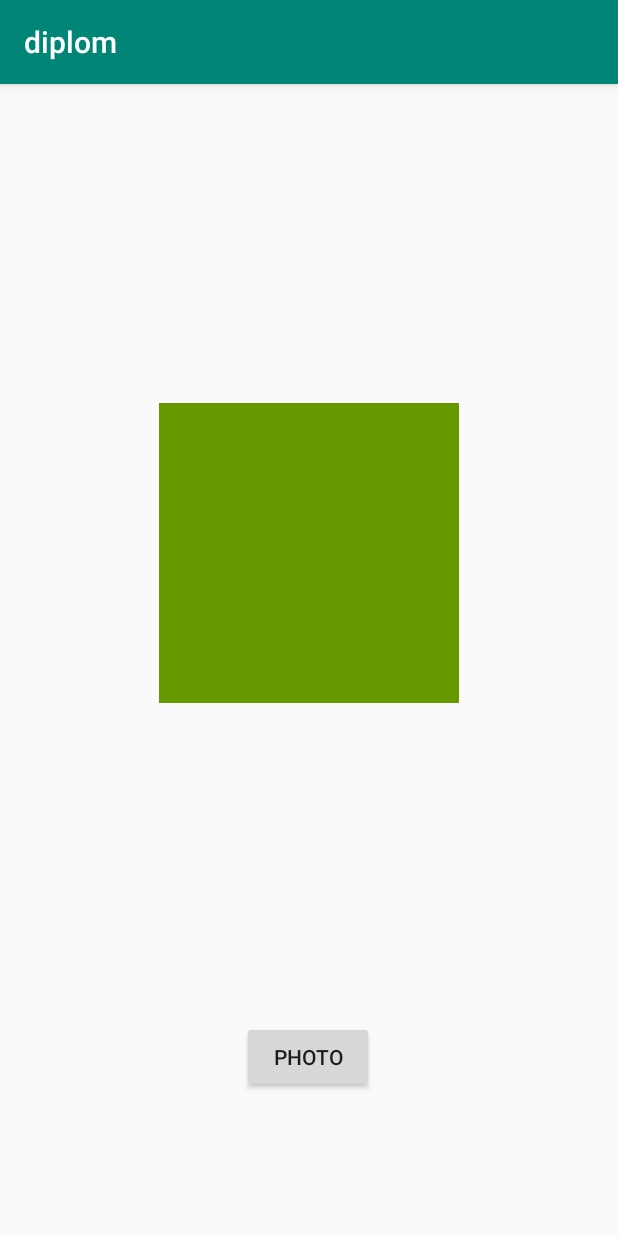
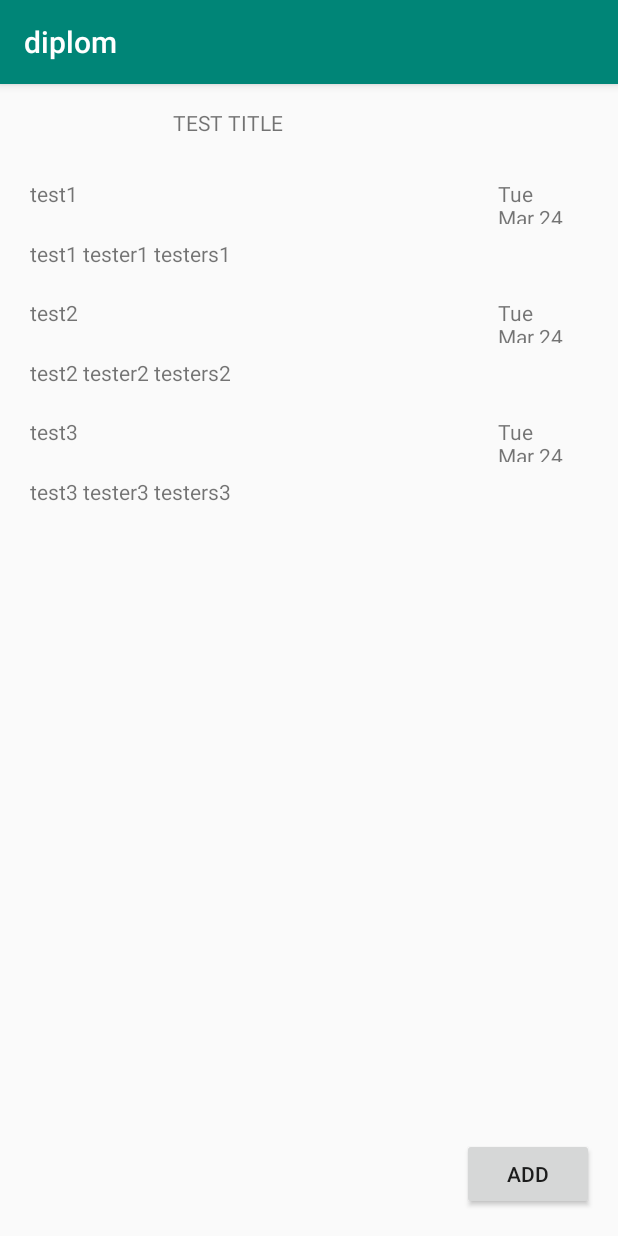
Before and after one commit to karateka-git/diplom, an Android app: the screen it shows after launch (PhotoActivity before the commit, MainActivity after it), on a phone screen of 412 x 824 dp. Run offline under Robolectric (Android 15) with nearby library versions, the phone set to English and light mode, and no system bars; our stand-ins replace Dagger/Hilt's generated code, data binding.

Commit message:
Another theme was selected, redone. Added MVP, Dagger, Recyclerview

```diff
--- a/app/build.gradle
+++ b/app/build.gradle
@@ -27,6 +27,9 @@ android {
             proguardFiles getDefaultProguardFile('proguard-android-optimize.txt'), 'proguard-rules.pro'
         }
     }
+    dataBinding {
+        enabled = true
+    }
 }
 
 dependencies {
@@ -38,6 +41,7 @@ dependencies {
     testImplementation 'junit:junit:4.12'
     androidTestImplementation 'androidx.test.ext:junit:1.1.0'
     androidTestImplementation 'androidx.test.espresso:espresso-core:3.1.1'
+    implementation 'androidx.recyclerview:recyclerview:1.0.0'
 
     // Dagger 2
     kapt "com.google.dagger:dagger-compiler:$dagger_version"
--- a/app/src/main/AndroidManifest.xml
+++ b/app/src/main/AndroidManifest.xml
@@ -34,7 +34,7 @@
 <!--                <category android:name="android.intent.category.LAUNCHER" />-->
 <!--            </intent-filter>-->
 <!--        </activity>-->
-        <activity android:name=".ui.photo.PhotoActivity" >
+        <activity android:name=".ui.main.MainActivity" >
             <intent-filter>
                 <action android:name="android.intent.action.MAIN" />
 
--- a/app/src/main/java/com/example/diplom/base/BasePresenter.kt
+++ b/app/src/main/java/com/example/diplom/base/BasePresenter.kt
@@ -1,4 +1,10 @@
 package com.example.diplom.base
+
+import com.example.diplom.injection.component.DaggerPresenterInjector
+import com.example.diplom.injection.component.PresenterInjector
+import com.example.diplom.injection.module.AdapterModule
+import com.example.diplom.injection.module.ContextModule
+import com.example.diplom.ui.main.MainPresenter
 
 /**
  * Base presenter any presenter of the application must extend. It provides initial injections and
@@ -8,6 +14,16 @@ package com.example.diplom.base
  * @constructor Injects the required dependencies
  */
 abstract class BasePresenter<out V : BaseView>(protected val view: V) {
+    /**
+     * The injector used to inject required dependencies
+     */
+    private val injector: PresenterInjector = DaggerPresenterInjector
+        .builder()
+        .baseView(view)
+        .contextModule(ContextModule)
+        .notesAdapterModule(AdapterModule)
+        .build()
+
     init {
         inject()
     }
@@ -26,6 +42,8 @@ abstract class BasePresenter<out V : BaseView>(protected val view: V) {
      * Injects the required dependencies
      */
     private fun inject() {
-        //TODO: Implement this method
+        when (this) {
+            is MainPresenter -> injector.inject(this)
+        }
     }
 }
--- /dev/null
+++ b/app/src/main/java/com/example/diplom/injection/component/PresenterInjection.kt
@@ -0,0 +1,34 @@
+package com.example.diplom.injection.component
+
+import com.example.diplom.base.BaseView
+import com.example.diplom.injection.module.AdapterModule
+import com.example.diplom.injection.module.ContextModule
+import com.example.diplom.ui.main.MainPresenter
+import dagger.BindsInstance
+import dagger.Component
+import javax.inject.Singleton
+
+/**
+ * Component providing inject() methods for presenters.
+ */
+@Singleton
+@Component(modules = [(ContextModule::class), (AdapterModule::class)])
+interface PresenterInjector {
+    /**
+     * Injects required dependencies into the specified PostPresenter.
+     * @param mainPresenter MainPresenter in which to inject the dependencies
+     */
+    fun inject(mainPresenter: MainPresenter)
+
+    @Component.Builder
+    interface Builder {
+        fun build(): PresenterInjector
+
+        fun contextModule(contextModule: ContextModule): Builder
+
+        fun notesAdapterModule(notesAdapterModule: AdapterModule): Builder
+
+        @BindsInstance
+        fun baseView(baseView: BaseView): Builder
+    }
+}
--- /dev/null
+++ b/app/src/main/java/com/example/diplom/injection/module/AdapterModule.kt
@@ -0,0 +1,18 @@
+package com.example.diplom.injection.module
+
+import android.content.Context
+import com.example.diplom.ui.main.RecordsAdapter
+import dagger.Module
+import dagger.Provides
+import dagger.Reusable
+
+@Module
+@Suppress("unused")
+object AdapterModule {
+    @Provides
+    @JvmStatic
+    @Reusable
+    internal fun provideNotesAdapter(context: Context): RecordsAdapter {
+        return RecordsAdapter(context)
+    }
+}
--- /dev/null
+++ b/app/src/main/java/com/example/diplom/injection/module/ContextModule.kt
@@ -0,0 +1,37 @@
+package com.example.diplom.injection.module
+
+import android.app.Application
+import android.content.Context
+import com.example.diplom.base.BaseView
+import dagger.Module
+import dagger.Provides
+
+/**
+ * Module which provides all required dependencies about Context
+ */
+@Module
+// Safe here as we are dealing with a Dagger 2 module
+@Suppress("unused")
+object ContextModule {
+    /**
+     * Provides the Context
+     * @param baseView the BaseView used to provides the context
+     * @return the Context to be provided
+     */
+    @Provides
+    @JvmStatic
+    internal fun provideContext(baseView: BaseView): Context {
+        return baseView.getContext()
+    }
+
+    /**
+     * Provides the Application Context
+     * @param context Context in which the application is running
+     * @return the Application Context to be provided
+     */
+    @Provides
+    @JvmStatic
+    internal fun provideApplication(context: Context): Application {
+        return context.applicationContext as Application
+    }
+}
--- a/app/src/main/java/com/example/diplom/model/PhotoContainer.kt
+++ /dev/null
@@ -1,8 +0,0 @@
-package com.example.diplom.model
-
-class PhotoContainer {
-    val set: MutableSet<String> = mutableSetOf()
-    fun add(path: String) {
-        set.add(path)
-    }
-}
--- /dev/null
+++ b/app/src/main/java/com/example/diplom/model/Record.kt
@@ -0,0 +1,5 @@
+package com.example.diplom.model
+
+import java.util.*
+
+data class Record (val date: Date, val title: String, val info: String)
--- /dev/null
+++ b/app/src/main/java/com/example/diplom/ui/main/MainActivity.kt
@@ -0,0 +1,25 @@
+package com.example.diplom.ui.main
+
+import android.os.Bundle
+import androidx.recyclerview.widget.LinearLayoutManager
+import androidx.recyclerview.widget.RecyclerView
+import com.example.diplom.R
+import com.example.diplom.base.BaseActivity
+import com.example.diplom.model.Record
+import java.util.*
+
+class MainActivity : BaseActivity<MainPresenter>(), MainView {
+
+    override fun onCreate(savedInstanceState: Bundle?) {
+        super.onCreate(savedInstanceState)
+        setContentView(R.layout.activity_main)
+        val recyclerView: RecyclerView = findViewById(R.id.notes)
+        recyclerView.layoutManager = LinearLayoutManager(this)
+        presenter.onViewCreated()
+        recyclerView.adapter = presenter.getNotesAdapter()
+    }
+
+    override fun instantiatePresenter(): MainPresenter {
+        return MainPresenter(this)
+    }
+}
--- /dev/null
+++ b/app/src/main/java/com/example/diplom/ui/main/MainPresenter.kt
@@ -0,0 +1,35 @@
+package com.example.diplom.ui.main
+
+import android.content.Context
+import android.util.Log
+import com.example.diplom.R
+import com.example.diplom.base.BasePresenter
+import com.example.diplom.model.Record
+import java.util.*
+import javax.inject.Inject
+
+class MainPresenter(mainView: MainView) : BasePresenter<MainView>(mainView) {
+    @Inject
+    lateinit var context: Context
+
+    @Inject
+    lateinit var recordsAdapter: RecordsAdapter
+
+    override fun onViewCreated() {
+        super.onViewCreated()
+        Log.e("TEST", view.getContext().getString(R.string.test))
+    }
+
+    fun getNotesAdapter(): RecordsAdapter {
+        recordsAdapter.updateNotes(generateFakeRecords())
+        return recordsAdapter;
+    }
+
+    private fun generateFakeRecords(): List<Record> {
+        val values = mutableListOf<Record>()
+        values.add(Record(Date(), "test1", "test1 tester1 testers1"))
+        values.add(Record(Date(), "test2", "test2 tester2 testers2"))
+        values.add(Record(Date(), "test3", "test3 tester3 testers3"))
+        return values
+    }
+}
--- /dev/null
+++ b/app/src/main/java/com/example/diplom/ui/main/MainView.kt
@@ -0,0 +1,7 @@
+package com.example.diplom.ui.main
+
+import com.example.diplom.base.BaseView
+
+interface MainView : BaseView {
+
+}
--- /dev/null
+++ b/app/src/main/java/com/example/diplom/ui/main/RecordsAdapter.kt
@@ -0,0 +1,48 @@
+package com.example.diplom.ui.main
+import android.content.Context
+import android.view.LayoutInflater
+import android.view.ViewGroup
+import androidx.databinding.DataBindingUtil
+import androidx.recyclerview.widget.RecyclerView
+import com.example.diplom.R
+import com.example.diplom.databinding.NoteBinding
+import com.example.diplom.model.Record
+
+class RecordsAdapter(private val context: Context) : RecyclerView.Adapter<RecordsAdapter.NotesViewHolder>() {
+    /**
+     * The list of posts of the adapter
+     */
+    private var records: List<Record> = listOf()
+
+    override fun onCreateViewHolder(parent: ViewGroup, viewType: Int): NotesViewHolder {
+        val layoutInflater = LayoutInflater.from(context)
+        val binding: NoteBinding = DataBindingUtil.inflate(layoutInflater, R.layout.note, parent, false)
+        return NotesViewHolder(binding)
+    }
+
+    override fun getItemCount(): Int {
+        return records.size
+    }
+
+    override fun onBindViewHolder(holder: RecordsAdapter.NotesViewHolder, position: Int) {
+        holder.bind(records[position])
+    }
+
+    /**
+     * The ViewHolder of the adapter
+     * @property binding the DataBinging object for Post item
+     */
+    class NotesViewHolder(private val binding: NoteBinding) : RecyclerView.ViewHolder(binding.root) {
+        /**
+         * Binds a post into the view
+         */
+        fun bind(record: Record) {
+            binding.note = record
+            binding.executePendingBindings()
+        }
+    }
+
+    fun updateNotes(records: List<Record>) {
+        this.records = records
+    }
+}
--- a/app/src/main/java/com/example/diplom/ui/photo/PhotoActivity.kt
+++ /dev/null
@@ -1,51 +0,0 @@
-package com.example.diplom.ui.photo
-
-import android.content.Intent
-import android.graphics.BitmapFactory
-import android.os.Bundle
-import android.widget.Button
-import android.widget.ImageView
-import com.example.diplom.utils.PhotoCreator
-import com.example.diplom.R
-import com.example.diplom.base.BaseActivity
-import com.example.diplom.model.PhotoContainer
-import java.io.File
-
-class PhotoActivity : BaseActivity<PhotoPresenter>(), PhotoView {
-    val REQUEST_IMAGE_CAPTURE = 1
-    private lateinit var photo: Button
-    private lateinit var imagePhoto: ImageView
-    val photoContainer = PhotoContainer()
-
-
-    override fun onCreate(savedInstanceState: Bundle?) {
-        super.onCreate(savedInstanceState)
-        setContentView(R.layout.activity_main)
-
-        photo = findViewById<Button>(R.id.photo)
-        imagePhoto = findViewById<ImageView>(R.id.imagePhoto)
-
-        photo.setOnClickListener{
-            val photoCreator =
-                PhotoCreator(this, photoContainer)
-            photoCreator.photoGo()
-        }
-
-        presenter.onViewCreated()
-    }
-
-    override fun onActivityResult(requestCode: Int, resultCode: Int, data: Intent?) {
-        if (requestCode == REQUEST_IMAGE_CAPTURE && resultCode == RESULT_OK) {
-            //imagePhoto.setImageURI(photoURI )
-            for (el in photoContainer.set) {
-                var bitmap = BitmapFactory.decodeFile(File(el).absolutePath)
-                imagePhoto.setImageBitmap(bitmap)
-                imagePhoto.setRotation(90f)
-            }
-        }
-    }
-
-    override fun instantiatePresenter(): PhotoPresenter {
-        return PhotoPresenter(this)
-    }
-}
--- a/app/src/main/java/com/example/diplom/ui/photo/PhotoPresenter.kt
+++ /dev/null
@@ -1,10 +0,0 @@
-package com.example.diplom.ui.photo
-
-import com.example.diplom.base.BasePresenter
-
-class PhotoPresenter(photoView: PhotoView) : BasePresenter<PhotoView>(photoView) {
-    override fun onViewCreated() {
-        super.onViewCreated()
-
-    }
-}
--- a/app/src/main/java/com/example/diplom/ui/photo/PhotoView.kt
+++ /dev/null
@@ -1,8 +0,0 @@
-package com.example.diplom.ui.photo
-
-import android.content.Context
-import com.example.diplom.base.BaseView
-
-interface PhotoView : BaseView {
-
-}
--- a/app/src/main/java/com/example/diplom/utils/PhotoCreator.kt
+++ /dev/null
@@ -1,60 +0,0 @@
-package com.example.diplom.utils
-
-import android.app.Activity
-import android.content.Intent
-import android.net.Uri
-import android.os.Environment
-import android.provider.MediaStore
-import androidx.core.content.FileProvider
-import com.example.diplom.model.PhotoContainer
-import java.io.File
-import java.io.IOException
-import java.text.SimpleDateFormat
-import java.util.*
-
-class PhotoCreator(private val context: Activity, val photoContainer: PhotoContainer) {
-    private lateinit var photoURI: Uri
-    lateinit var currentPhotoPath: String
-        private set
-
-    fun photoGo(): Intent {
-        return Intent(MediaStore.ACTION_IMAGE_CAPTURE).also { takePictureIntent ->
-            // Ensure that there's a camera activity to handle the intent
-            takePictureIntent.resolveActivity(this.context.packageManager)?.also {
-                // Create the File where the photo should go
-                val photoFile: File? = try {
-                    createImageFile()
-                } catch (ex: IOException) {
-
-                    null
-                }
-                // Continue only if the File was successfully created
-                photoFile?.also {
-                    photoURI = FileProvider.getUriForFile(
-                        context,
-                        "com.example.diplom",
-                        it
-                    )
-                    takePictureIntent.putExtra(MediaStore.EXTRA_OUTPUT, photoURI)
-                    photoContainer.add(currentPhotoPath)
-                    context.startActivityForResult(takePictureIntent, 1)
-                }
-            }
-        }
-    }
-
-    @Throws(IOException::class)
-    private fun createImageFile(): File {
-        // Create an image file name
-        val timeStamp: String = SimpleDateFormat("yyyyMMdd_HHmmss", Locale.getDefault()).format(Date())
-        val storageDir: File? = context.getExternalFilesDir(Environment.DIRECTORY_PICTURES)
-        return File.createTempFile(
-            "JPEG_${timeStamp}_", /* prefix */
-            ".jpg", /* suffix */
-            storageDir /* directory */
-        ).apply {
-            // Save a file: path for use with ACTION_VIEW intents
-            currentPhotoPath = absolutePath
-        }
-    }
-}
--- a/app/src/main/res/layout/activity_main.xml
+++ b/app/src/main/res/layout/activity_main.xml
@@ -6,26 +6,34 @@
     android:layout_height="match_parent">
 
     <Button
-        android:id="@+id/photo"
+        android:id="@+id/add"
         android:layout_width="wrap_content"
         android:layout_height="wrap_content"
-        android:text="Photo"
+        android:text="add"
         app:layout_constraintBottom_toBottomOf="parent"
         app:layout_constraintEnd_toEndOf="parent"
-        app:layout_constraintHorizontal_bias="0.498"
+        app:layout_constraintHorizontal_bias="0.95"
         app:layout_constraintStart_toStartOf="parent"
         app:layout_constraintTop_toTopOf="parent"
-        app:layout_constraintVertical_bias="0.868" />
+        app:layout_constraintVertical_bias="0.976" />
 
-    <ImageView
-        android:id="@+id/imagePhoto"
-        android:layout_width="200dp"
-        android:layout_height="200dp"
-        app:layout_constraintBottom_toTopOf="@+id/photo"
+    <TextView
+        android:id="@+id/day"
+        android:layout_width="182dp"
+        android:layout_height="27dp"
+        android:layout_marginTop="16dp"
+        android:text="TEST TITLE"
         app:layout_constraintEnd_toEndOf="parent"
         app:layout_constraintStart_toStartOf="parent"
-        app:layout_constraintTop_toTopOf="parent"
-        app:srcCompat="@android:color/holo_green_dark"
-        android:contentDescription="Photo Document" />
+        app:layout_constraintTop_toTopOf="parent" />
+
+    <androidx.recyclerview.widget.RecyclerView
+        android:id="@+id/notes"
+        android:layout_width="match_parent"
+        android:layout_height="0dp"
+        app:layout_constraintBottom_toBottomOf="parent"
+        app:layout_constraintEnd_toEndOf="parent"
+        app:layout_constraintStart_toStartOf="parent"
+        app:layout_constraintTop_toBottomOf="@+id/day" />
 
 </androidx.constraintlayout.widget.ConstraintLayout>
--- /dev/null
+++ b/app/src/main/res/layout/note.xml
@@ -0,0 +1,47 @@
+<?xml version="1.0" encoding="utf-8"?>
+<layout xmlns:android="http://schemas.android.com/apk/res/android"
+    xmlns:app="http://schemas.android.com/apk/res-auto">
+
+    <data>
+        <variable
+            name="note"
+            type="com.example.diplom.model.Record" />
+    </data>
+
+    <androidx.constraintlayout.widget.ConstraintLayout
+        android:layout_width="match_parent"
+        android:layout_height="wrap_content">
+
+        <TextView
+            android:id="@+id/title"
+            android:layout_width="0dp"
+            android:layout_height="30dp"
+            android:layout_marginLeft="20dp"
+            android:layout_marginTop="20dp"
+            android:layout_marginRight="10dp"
+            android:text="@{note.title}"
+            app:layout_constraintEnd_toStartOf="@+id/time"
+            app:layout_constraintStart_toStartOf="parent"
+            app:layout_constraintTop_toTopOf="parent" />
+
+        <TextView
+            android:id="@+id/time"
+            android:layout_width="60dp"
+            android:layout_height="30dp"
+            android:layout_marginTop="20dp"
+            android:layout_marginRight="20dp"
+            android:text="@{note.date.toString()}"
+            app:layout_constraintEnd_toEndOf="parent"
+            app:layout_constraintTop_toTopOf="parent" />
+
+        <TextView
+            android:id="@+id/info"
+            android:layout_width="0dp"
+            android:layout_height="wrap_content"
+            android:layout_marginTop="10dp"
+            android:text="@{note.info}"
+            app:layout_constraintEnd_toEndOf="@+id/time"
+            app:layout_constraintStart_toStartOf="@+id/title"
+            app:layout_constraintTop_toBottomOf="@+id/title" />
+    </androidx.constraintlayout.widget.ConstraintLayout>
+</layout>
--- a/app/src/main/res/values/strings.xml
+++ b/app/src/main/res/values/strings.xml
@@ -1,3 +1,4 @@
 <resources>
     <string name="app_name">diplom</string>
+    <string name="test">HELLOBLAYD</string>
 </resources>
```
Also changed, not shown: 1 other file.
